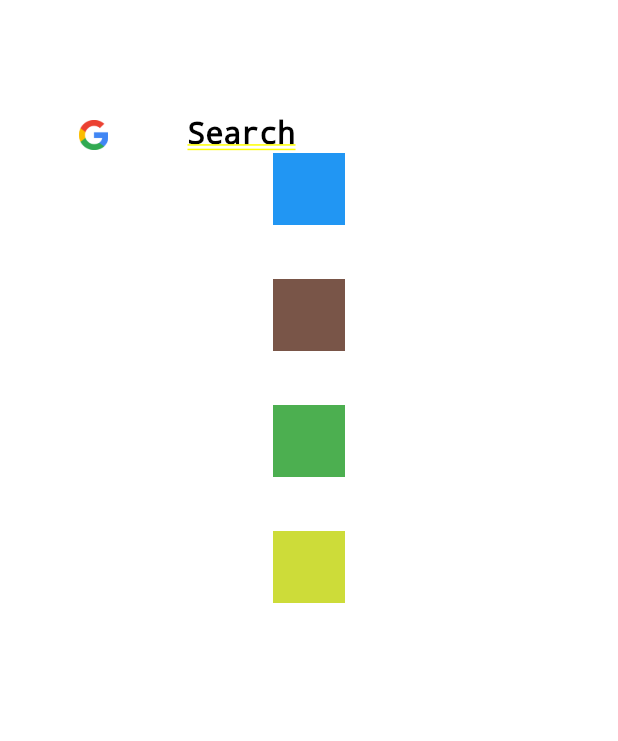
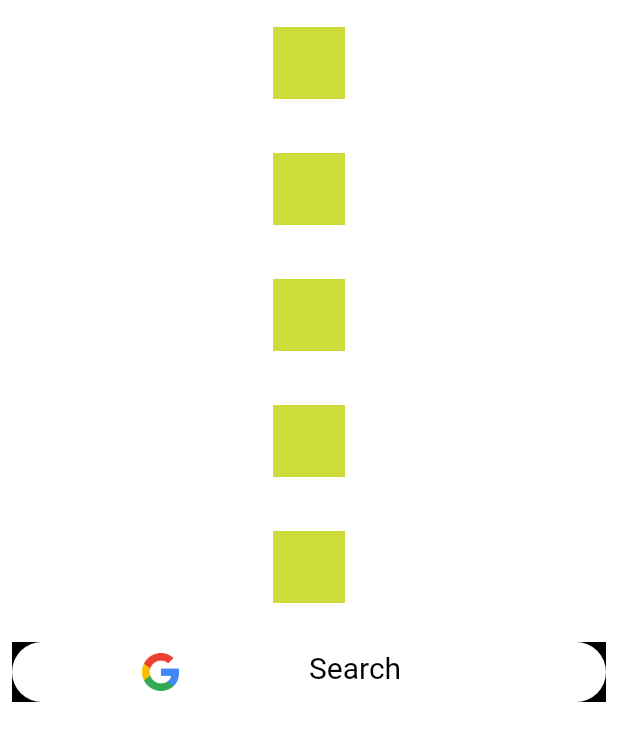
Before and after one commit to blackcrabb/Dashboard, a Flutter app: the screen it shows after launch, on a phone screen of 412 x 824 dp. Shown: the top 741 px of the screen. Run offline on Flutter 3.47's test engine with Material 2 defaults, Android fonts, the phone set to English and light mode, and no system bars.

Commit message:
goggle search styling working done

```diff
--- a/lib/advanced_tools.dart
+++ b/lib/advanced_tools.dart
@@ -8,13 +8,13 @@ class AdvancedTools extends StatefulWidget {
 class _AdvancedToolsState extends State<AdvancedTools> {
   @override
   Widget build(BuildContext context) {
-      return Center(
+      return  Center(
   child: Container(
     margin: const EdgeInsets.all(10.0),
     color: Colors.lime,
     width: 48.0,
     height: 48.0,
   ),
-);
+      );
   }
 }
--- a/lib/corona.dart
+++ b/lib/corona.dart
@@ -8,13 +8,14 @@ class Corona extends StatefulWidget {
 class _CoronaState extends State<Corona> {
   @override
   Widget build(BuildContext context) {
-    return Center(
+    return  Center(
   child: Container(
     margin: const EdgeInsets.all(10.0),
-    color: Colors.blue,
+    color: Colors.lime,
     width: 48.0,
     height: 48.0,
   ),
-);
+
+      );
   }
 }
--- a/lib/main.dart
+++ b/lib/main.dart
@@ -40,8 +40,7 @@ class _HomePageState extends State<HomePage> {
 
   @override
   Widget build(BuildContext context) {
-    return Stack(
-      children: <Widget>[
+    return
           ListView(
           padding: const EdgeInsets.all(8.0),
         children: <Widget>[
@@ -54,10 +53,10 @@ class _HomePageState extends State<HomePage> {
           Recommended(),
            Padding(padding: const EdgeInsets.all(8.0)),
           AdvancedTools(),
-      ],
-     ),
+           Padding(padding: const EdgeInsets.all(8.0)),
            Search()
         ],
        );
+
   }
 }
--- a/lib/recommended.dart
+++ b/lib/recommended.dart
@@ -8,13 +8,14 @@ class Recommended extends StatefulWidget {
 class _RecommendedState extends State<Recommended> {
   @override
   Widget build(BuildContext context) {
-     return Center(
+     return  Center(
   child: Container(
     margin: const EdgeInsets.all(10.0),
-    color: Colors.green,
+    color: Colors.lime,
     width: 48.0,
     height: 48.0,
   ),
-);
+
+      );
   }
 }
--- a/lib/search.dart
+++ b/lib/search.dart
@@ -1,4 +1,5 @@
 import 'package:flutter/material.dart';
+import 'package:url_launcher/url_launcher.dart';
 
 class Search extends StatefulWidget {
   @override
@@ -6,29 +7,67 @@ class Search extends StatefulWidget {
 }
 
 class _SearchState extends State<Search> {
+
+  TextEditingController _controller;
+String url = '';
+
+@override
+void initState() {
+  super.initState();
+  _controller = TextEditingController();
+}
+
+@override
+void dispose() {
+  _controller.dispose();
+  super.dispose();
+}
+
   @override
   Widget build(BuildContext context) {
   return
-  Container(
-        alignment: Alignment.bottomCenter,
-        width: 250,
-        height: 100,
+  Material(
+    color: Colors.black,
+      child: Container(
+            alignment: Alignment.bottomLeft,
+            height: 40,
             decoration: BoxDecoration(
               color: Colors.white,
-          borderRadius: BorderRadius.circular(12),
+              borderRadius: BorderRadius.circular(30),
             ),
             child:Row(
-      crossAxisAlignment: CrossAxisAlignment.end,
           children: <Widget>[
            Expanded(
              child: Image.asset('assets/GLogo.png',
-         width: 20,height: 20,),
+             alignment: Alignment.center,
+             width: 25,height: 25,),
            ),
-       Expanded(child: Text("Search",
-       style: TextStyle(color: Colors.black,fontSize:20,fontWeight: FontWeight.bold),
-       ))
+           Expanded(child:
+           TextField( controller: _controller,
+           style: TextStyle(
+             color: Colors.black,
+           ),
+          decoration: InputDecoration(
+            hintStyle: TextStyle(color: Colors.black,
+            fontSize: 20,
+            ),
+            hintText: "Search",
+            border: InputBorder.none,
+          ),
+           onSubmitted:(String value)async {
+            url = 'https://www.google.com/search?q="$value"';
+            if (await canLaunch(url)) {
+            await launch(url);
+            } else {
+            throw 'Could not launch $url';
+          }
+        } ,
+        ),
+           )
           ],
         ),
+          ),
   );
+
   }
 }
--- a/lib/shortcut.dart
+++ b/lib/shortcut.dart
@@ -11,10 +11,10 @@ class _ShortcutState extends State<Shortcut> {
     return Center(
   child: Container(
     margin: const EdgeInsets.all(10.0),
-    color: Colors.brown,
+    color: Colors.lime,
     width: 48.0,
     height: 48.0,
   ),
-);
+      );
   }
 }
--- a/lib/weather.dart
+++ b/lib/weather.dart
@@ -11,10 +11,11 @@ class _WeatherState extends State<Weather> {
     return Center(
   child: Container(
     margin: const EdgeInsets.all(10.0),
-    color: Colors.amber,
+    color: Colors.lime,
     width: 48.0,
     height: 48.0,
   ),
-);
+
+      );
   }
 }
--- a/pubspec.yaml
+++ b/pubspec.yaml
@@ -28,6 +28,7 @@ dependencies:
   # The following adds the Cupertino Icons font to your application.
   # Use with the CupertinoIcons class for iOS style icons.
   cupertino_icons: ^0.1.3
+  url_launcher:
 
 dev_dependencies:
   flutter_test:
```
Also changed, not shown: pubspec.lock, 1 other file. Lines whose indentation alone changed are shown as unchanged.
